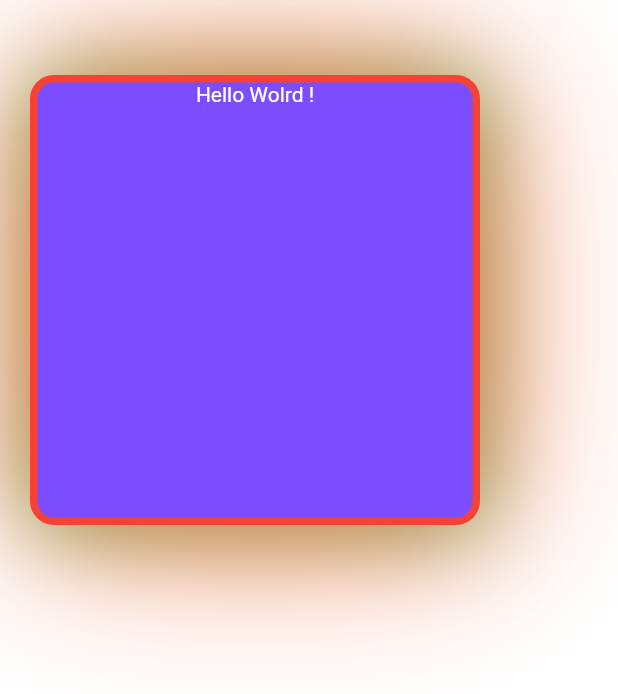
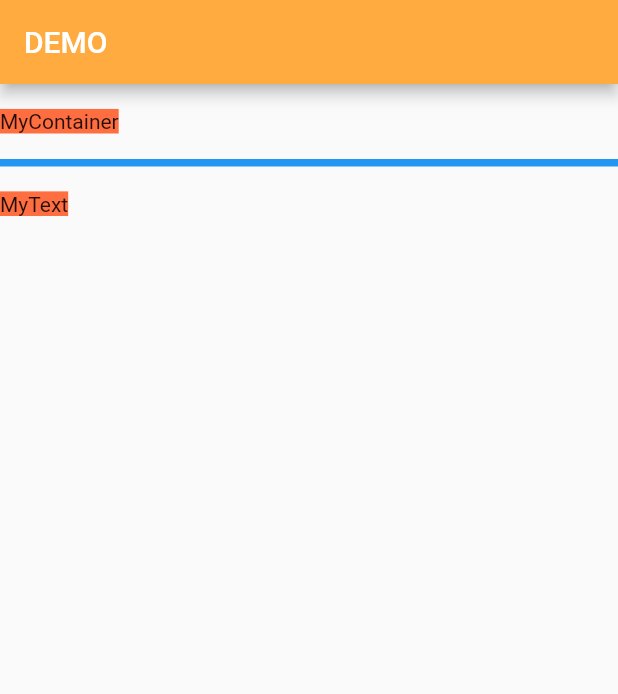
Before and after one commit to wangxiongtao/flutter_widget_study, a Flutter app: the screen it shows after launch, on a phone screen of 412 x 824 dp. Shown: the top 694 px of the screen. Run offline on Flutter 3.47's test engine with Material 2 defaults, Android fonts, the phone set to English and light mode, and no system bars; our stand-ins replace fluttertoast.

Commit message:
text 组件学习

```diff
--- a/lib/main.dart
+++ b/lib/main.dart
@@ -1,6 +1,56 @@
 import 'package:flutter/material.dart';
 import 'package:flutter_dawn_app/page/MyContainer.dart';
+import 'package:flutter_dawn_app/page/MyText.dart';
+import 'package:fluttertoast/fluttertoast.dart';
 
-void main() {
- runApp(new MyContainer());
+void main() =>runApp(new MyList());
+class MyList extends StatelessWidget{
+  final List<String> list=[];
+  MyList(){
+    list.add("MyContainer");
+    list.add("MyText");
+  }
+  @override
+  Widget build(BuildContext context) {
+    // TODO: implement build
+    return MaterialApp(
+      home: Scaffold(
+        appBar: new AppBar(title: new Text("DEMO"),backgroundColor:Colors.orangeAccent),
+        body: ListView.separated(
+            itemCount:list.length,
+            separatorBuilder:(context, index){
+              return Divider(color: Colors.blue,height: 5,thickness:5);
+            },
+            itemBuilder: (context, index){
+              String item=list[index];
+              Widget w=InkWell(
+                onTap: ()=>{
+                  _clickItem(context,index)
+                },
+                child: Container(
+                  height: 50,
+                  alignment: Alignment(-1,0),
+
+                  child: Text(item,style:TextStyle(backgroundColor: Colors.deepOrangeAccent),),
+                )
+              );
+              return w;
+            }) ,
+      ),
+    );
+  }
+
 }
+_clickItem(BuildContext context,int index){
+  Fluttertoast.showToast(msg:"index==${index}");
+  WidgetBuilder builder;
+  switch(index){
+    case 0:
+      builder=(context)=>new MyContainer();
+      break;
+    case 1:
+      builder=(context)=>new MyText();
+      break;
+  }
+  Navigator.push(context, new MaterialPageRoute(builder: builder));
+}
--- /dev/null
+++ b/lib/page/BaseMaterialApp.dart
@@ -0,0 +1,18 @@
+import 'package:flutter/material.dart';
+
+class BaseMaterialApp extends StatelessWidget{
+  final Widget body;
+
+  const BaseMaterialApp({Key key, this.body}) : super(key: key);
+  @override
+  Widget build(BuildContext context) {
+    // TODO: implement build
+    return MaterialApp(
+      home:Scaffold(
+        appBar: new AppBar(title: new Text("")),
+        body:body
+      ),
+    );
+  }
+
+}
--- a/pubspec.yaml
+++ b/pubspec.yaml
@@ -25,9 +25,12 @@ dependencies:
     sdk: flutter
 
 
+
+
   # The following adds the Cupertino Icons font to your application.
   # Use with the CupertinoIcons class for iOS style icons.
   cupertino_icons: ^0.1.3
+  fluttertoast: ^7.0.1
 
 dev_dependencies:
   flutter_test:
```
Also changed, not shown: lib/page/MyText.dart (added, +142 -0 lines), pubspec.lock, 1 other file.
